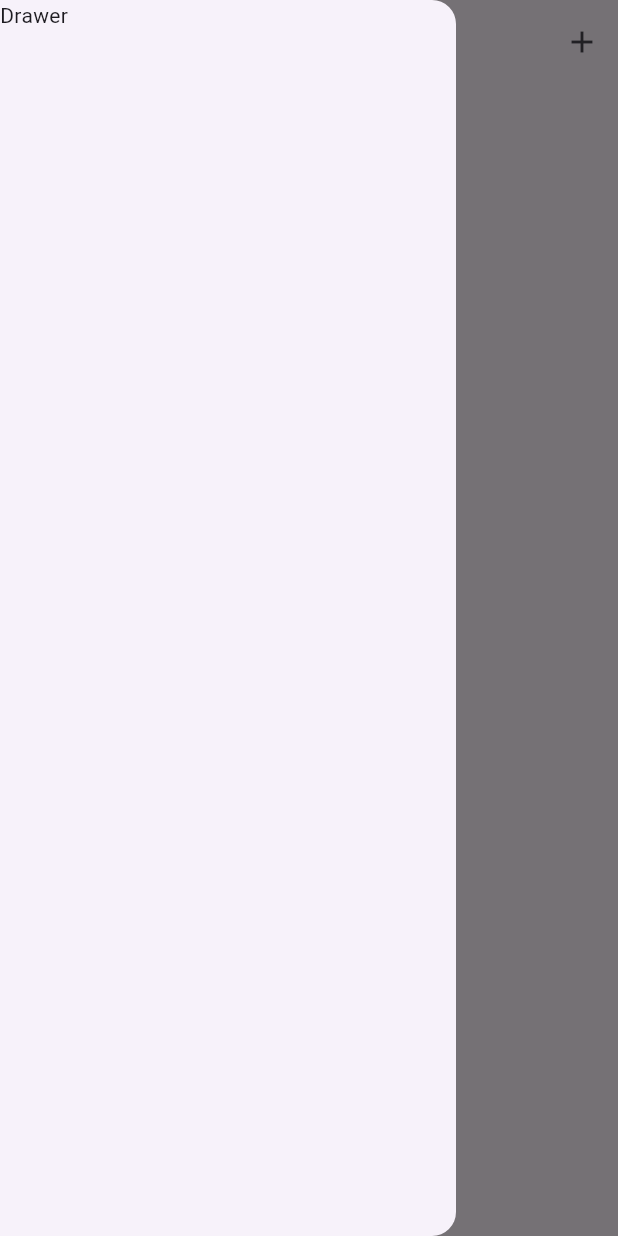
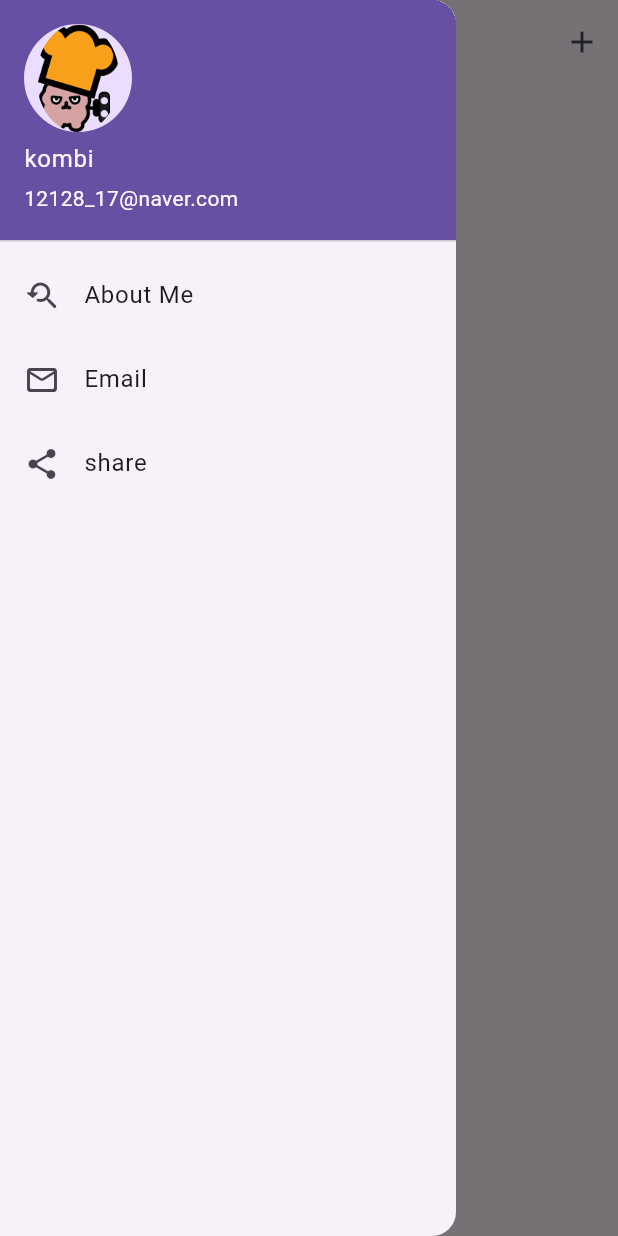
Before and after one commit to dev-EunbiKo/todo_app, a Flutter app: the screen it shows after launch, with the side drawer open, on a phone screen of 412 x 824 dp. Run offline on Flutter 3.47's test engine with Material 3 defaults, Android fonts, the phone set to English and light mode, and no system bars; our stand-ins replace shared_preferences.

Commit message:
drawer 추가, 링크 이동을 위한 url_launcher 패키지 설치

```diff
--- a/lib/mainscreen.dart
+++ b/lib/mainscreen.dart
@@ -1,6 +1,7 @@
 import 'package:flutter/material.dart';
 import 'package:shared_preferences/shared_preferences.dart';
 import 'package:todo_app/add_task.dart';
+import 'package:url_launcher/url_launcher.dart';
 
 class MainScreen extends StatefulWidget {
   const MainScreen({super.key});
@@ -13,21 +14,43 @@ class _MainScreenState extends State<MainScreen> {
   // 리스트 방식으로 화면에 보여주기 위한 리스트 변수
   List<String> todoList = [];
 
-  // 데이터 전달 방법 1
+  // 추가 기능
   void addTodo({required String todoText}) {
+    // 중복 방지
+    if (todoList.contains(todoText)) {
+      showDialog(
+        context: context,
+        builder: (context) {
+          return AlertDialog(
+            title: Text("Already Exist!"),
+            content: Text("This task is already Exists!"),
+            actions: [
+              TextButton(
+                onPressed: () {
+                  Navigator.pop(context);
+                },
+                child: Text("Close"),
+              ),
+            ],
+          );
+        },
+      );
+      return;
+    }
+
     setState(() {
       // 정렬을 위해 add -> insert 로 변경
       todoList.insert(0, todoText);
     });
 
-    writeLocalData();
+    saveTodo();
 
     // bottom sheet 닫기
     Navigator.pop(context);
   }
 
   // 저장 기능
-  void writeLocalData() async {
+  void saveTodo() async {
     final SharedPreferences prefs = await SharedPreferences.getInstance();
     await prefs.setStringList('todoList', todoList);
   }
@@ -49,7 +72,40 @@ class _MainScreenState extends State<MainScreen> {
   @override
   Widget build(BuildContext context) {
     return Scaffold(
-      drawer: Drawer(child: Text("Drawer")),
+      drawer: Drawer(
+        child: ListView(
+          children: [
+            UserAccountsDrawerHeader(
+              accountName: const Text("kombi"),
+              accountEmail: const Text("12128_17@naver.com"),
+              currentAccountPicture: CircleAvatar(
+                child: ClipOval(child: Image.asset("images/codingchef.png")),
+              ),
+            ),
+            ListTile(
+              onTap: () {
+                launchUrl(Uri.parse("https://www.youtube.com"));
+              },
+              leading: const Icon(Icons.youtube_searched_for_rounded),
+              title: const Text("About Me"),
+            ),
+            ListTile(
+              onTap: () {
+                launchUrl(Uri.parse("https://www.naver.com"));
+              },
+              leading: const Icon(Icons.mail_outline_rounded),
+              title: const Text("Email"),
+            ),
+            ListTile(
+              onTap: () {
+                launchUrl(Uri.parse("https://www.naver.com"));
+              },
+              leading: const Icon(Icons.share_rounded),
+              title: const Text("share"),
+            ),
+          ],
+        ),
+      ),
       appBar: AppBar(
         title: const Text('TODO App'),
         centerTitle: true,
@@ -89,7 +145,7 @@ class _MainScreenState extends State<MainScreen> {
                         setState(() {
                           todoList.removeAt(index);
                         });
-                        writeLocalData();
+                        saveTodo();
                         Navigator.pop(context);
                       },
                       child: const Text("Task Done!"),
--- a/pubspec.yaml
+++ b/pubspec.yaml
@@ -35,6 +35,7 @@ dependencies:
   # Use with the CupertinoIcons class for iOS style icons.
   cupertino_icons: ^1.0.8
   shared_preferences: ^2.5.3
+  url_launcher: ^6.3.2
 
 dev_dependencies:
   flutter_test:
@@ -59,8 +60,8 @@ flutter:
   uses-material-design: true
 
   # To add assets to your application, add an assets section, like this:
-  # assets:
-  #   - images/a_dot_burr.jpeg
+  assets:
+    - images/
   #   - images/a_dot_ham.jpeg
 
   # An image asset can refer to one or more resolution-specific "variants", see
```
Also changed, not shown: images/codingchef.png (added), pubspec.lock, 8 other files.
